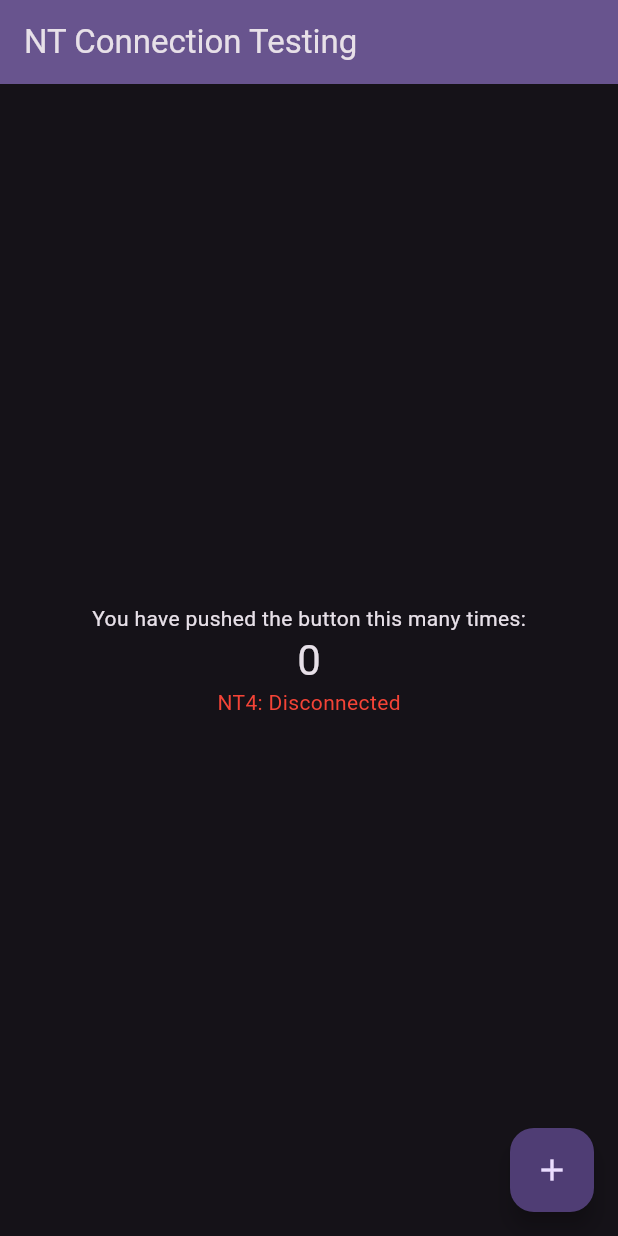
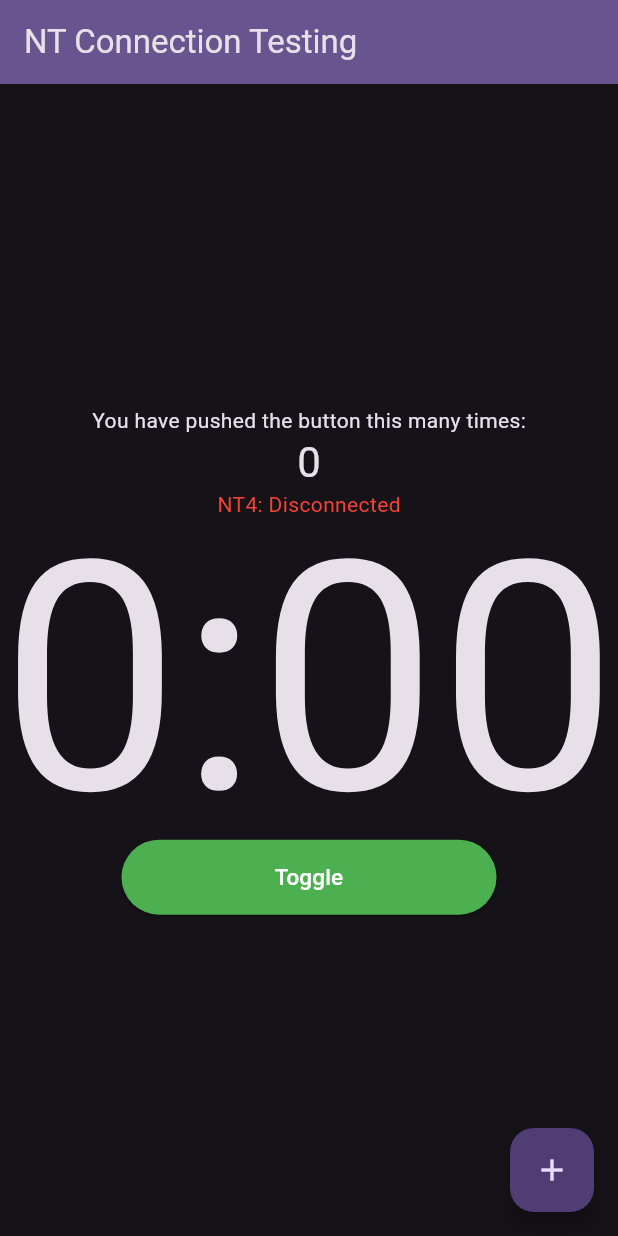
Before and after one commit to EricLindCS/FRC-Dashboard, a Flutter app: the screen it shows after launch, on a phone screen of 412 x 824 dp. Run offline on Flutter 3.47's test engine with Material 3 defaults, Android fonts, the phone set to English and light mode, and no system bars; our stand-ins replace fl_chart, shared_preferences, tuple, visibility_detector; missing offline and left inert: messagepack, msgpack_dart, webview_windows, window_manager; network calls fail.

Commit message:
Finished button

```diff
--- a/flutter_application_1/lib/main.dart
+++ b/flutter_application_1/lib/main.dart
@@ -1,9 +1,10 @@
 import 'package:flutter/material.dart';
 import 'package:flutter_application_1/services/dashboard_state.dart';
 import 'package:flutter_application_1/widgets/status.dart';
+import 'package:flutter_application_1/widgets/time%20elapsed.dart';
+import 'package:flutter_application_1/widgets/boolean.dart';
 
 void main() {
-
   DashboardState.init();
   runApp(const MyApp());
 }
@@ -15,7 +16,7 @@ class MyApp extends StatelessWidget {
   @override
   Widget build(BuildContext context) {
     return MaterialApp(
-      title: 'Flutter Demo',
+      title: 'NT Testing',
       theme: ThemeData(
         // This is the theme of your application.
         //
@@ -32,7 +33,10 @@ class MyApp extends StatelessWidget {
         //
         // This works for code too, not just values: Most code changes can be
         // tested with just a hot reload.
-        colorScheme: ColorScheme.fromSeed(seedColor: Colors.deepPurple, brightness: Brightness.dark,),
+        colorScheme: ColorScheme.fromSeed(
+          seedColor: Colors.deepPurple,
+          brightness: Brightness.dark,
+        ),
         useMaterial3: true,
       ),
       home: const MyHomePage(title: 'NT Connection Testing'),
@@ -117,6 +121,8 @@ class _MyHomePageState extends State<MyHomePage> {
               style: Theme.of(context).textTheme.headlineMedium,
             ),
             ConnectionStatus(),
+            MatchTimer(),
+            BooleanTest(),
           ],
         ),
       ),
--- a/flutter_application_1/lib/services/dashboard_state.dart
+++ b/flutter_application_1/lib/services/dashboard_state.dart
@@ -2,7 +2,7 @@ import 'package:flutter_application_1/services/nt4.dart';
 import 'package:flutter/foundation.dart';
 
 class DashboardState {
-  static const String _robotAddress = kDebugMode ? '127.0.0.1' : '10.25.84.2';
+  static const String _robotAddress = kDebugMode ? '10.25.84.2' : '10.25.84.2';
 
   static bool _connected = false;
   static double? _matchTime;
@@ -194,7 +194,7 @@ class DashboardState {
     );
 
     _client
-        .subscribe('/SmartDashboard/MatchTime', 1.0)
+        .subscribe('/SmartDashboard/time', 1.0)
         .listen((value) => _matchTime = value as double);
     _client
         .subscribe('/SmartDashboard/CycleTracker/LastCycleTime', 1.0)
@@ -228,8 +228,8 @@ class DashboardState {
         '/SmartDashboard/ScoringTrackerOverride', NT4TypeStr.FLOAT64);
     _cubeModeTopic =
         _client.publishNewTopic('/SmartDashboard/CubeMode', NT4TypeStr.BOOL);
-    _poleLLEnabledTopic = _client.publishNewTopic(
-        '/SmartDashboard/PoleLLEnabled', NT4TypeStr.BOOL);
+    _poleLLEnabledTopic =
+        _client.publishNewTopic('/SmartDashboard/ToggleTest', NT4TypeStr.BOOL);
     _pickupLLEnabledTopic = _client.publishNewTopic(
         '/SmartDashboard/PickupLLEnabled', NT4TypeStr.BOOL);
 
--- /dev/null
+++ b/flutter_application_1/lib/widgets/boolean.dart
@@ -0,0 +1,33 @@
+import 'package:flutter_application_1/services/dashboard_state.dart';
+import 'package:flutter/material.dart';
+
+class BooleanTest extends StatelessWidget {
+  const BooleanTest({super.key});
+
+  @override
+  Widget build(BuildContext context) {
+    return StreamBuilder(
+      stream: DashboardState.poleLLEnabled(),
+      builder: (context, snapshot) {
+        bool poleLLEnabled = snapshot.data ?? true;
+        return ElevatedButton(
+          onPressed: () {
+            DashboardState.setPoleLLEnabled(!poleLLEnabled);
+          },
+          style: ElevatedButton.styleFrom(
+            fixedSize: const Size(250, 50),
+            shape: RoundedRectangleBorder(
+              borderRadius: BorderRadius.circular(32),
+            ),
+            foregroundColor: Colors.white,
+            backgroundColor: poleLLEnabled ? Colors.green : null,
+          ),
+          child: Text(
+            'Toggle',
+            style: const TextStyle(fontSize: 15),
+          ),
+        );
+      },
+    );
+  }
+}
--- /dev/null
+++ b/flutter_application_1/lib/widgets/time elapsed.dart
@@ -0,0 +1,39 @@
+import 'package:flutter_application_1/services/dashboard_state.dart';
+import 'package:flutter/material.dart';
+
+class MatchTimer extends StatefulWidget {
+  const MatchTimer({super.key});
+
+  @override
+  State<MatchTimer> createState() => _MatchTimerState();
+}
+
+class _MatchTimerState extends State<MatchTimer> {
+  @override
+  Widget build(BuildContext context) {
+    return StreamBuilder(
+      stream: DashboardState.matchTime(),
+      builder: (context, snapshot) {
+        String timeStr = '0:00';
+
+        if (snapshot.hasData && snapshot.data != -1) {
+          int mins = (snapshot.data! / 60).floor();
+          int secs = (snapshot.data! % 60).floor();
+
+          timeStr = '$mins:${secs.toString().padLeft(2, '0')}';
+        }
+
+        return FittedBox(
+          fit: BoxFit.fitHeight,
+          child: Text(
+            timeStr,
+            style: const TextStyle(
+              fontSize: 500,
+              height: 1.0,
+            ),
+          ),
+        );
+      },
+    );
+  }
+}
```
